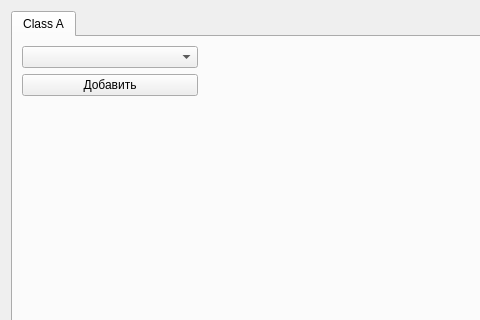
Above: AIS/ui/SimulatorAIS.ui from Jomart02/NaviSimulators before the change; both pictures show x 0 to 480 and y 0 to 320 of the 1107 by 771 pixel window. Below: the same form after it.
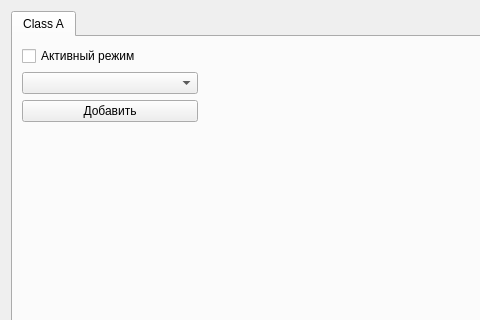
That is the form after the change. Custom widgets are drawn as their Qt base class.

Commit message: add base class || add struct

Diff of the .ui file:
```diff
--- a/AIS/ui/SimulatorAIS.ui
+++ b/AIS/ui/SimulatorAIS.ui
@@ -48,20 +48,17 @@
        <string>Class A</string>
       </attribute>
       <layout class="QGridLayout" name="gridLayout_2" columnstretch="1,5">
-       <item row="0" column="0">
-        <widget class="QComboBox" name="comboBox_Numbers"/>
-       </item>
-       <item row="0" column="1" rowspan="3">
-        <widget class="ToolBox" name="widgetSimulatorsA" native="true"/>
-       </item>
-       <item row="1" column="0">
-        <widget class="QPushButton" name="pushButton_add">
-         <property name="text">
-          <string>Добавить</string>
-         </property>
-        </widget>
-       </item>
        <item row="2" column="0">
+        <widget class="QPushButton" name="pushButton_addClassA">
+         <property name="text">
+          <string>Добавить</string>
+         </property>
+        </widget>
+       </item>
+       <item row="1" column="0">
+        <widget class="QComboBox" name="comboBox_NumbersClassA"/>
+       </item>
+       <item row="3" column="0">
         <spacer name="verticalSpacer">
          <property name="orientation">
           <enum>Qt::Vertical</enum>
@@ -74,6 +71,16 @@
          </property>
         </spacer>
        </item>
+       <item row="1" column="1" rowspan="3">
+        <widget class="ToolBox" name="widgetSimulatorsA" native="true"/>
+       </item>
+       <item row="0" column="0">
+        <widget class="QCheckBox" name="checkBox">
+         <property name="text">
+          <string>Активный режим</string>
+         </property>
+        </widget>
+       </item>
       </layout>
      </widget>
     </widget>
```
The commit also changes 10 other files.
